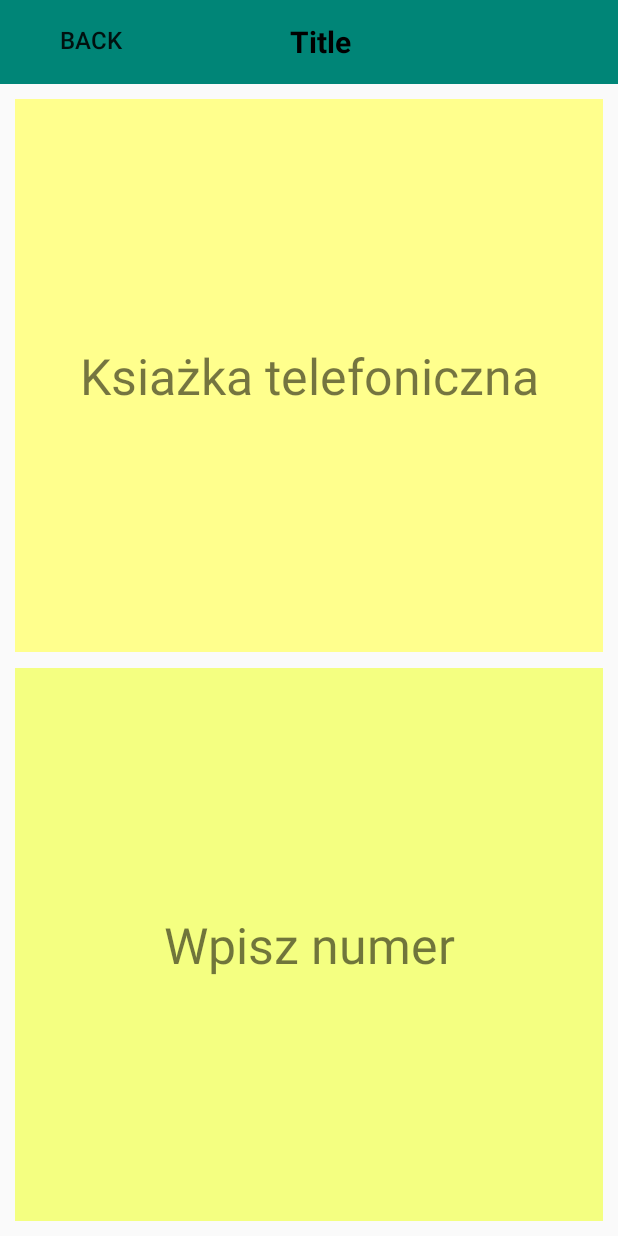
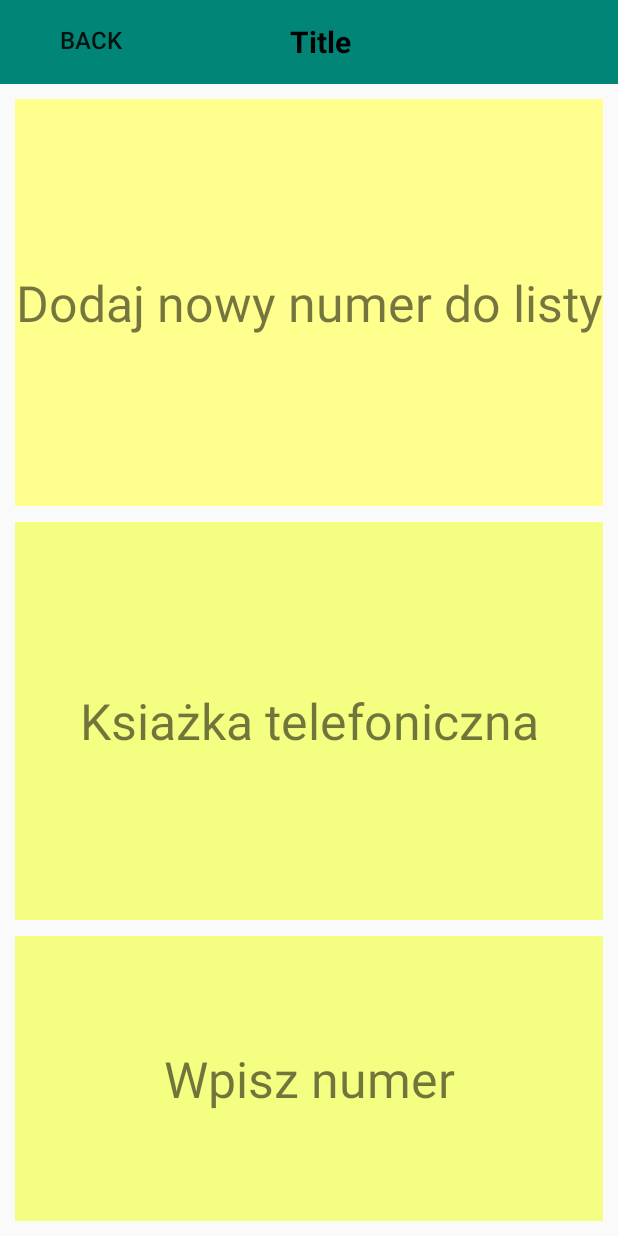
Before and after one commit to noriiOla/AppForSeniors, an Android app: the ContactTypeActivity screen opened directly, with no data from a screen before it, on a phone screen of 412 x 824 dp. Run offline under Robolectric (Android 15) with nearby library versions, the phone set to English and light mode, and no system bars.

Commit message:
3 button to chose: add contant, contact list ora write number

```diff
--- a/app/src/main/AndroidManifest.xml
+++ b/app/src/main/AndroidManifest.xml
@@ -2,6 +2,7 @@
 <manifest xmlns:android="http://schemas.android.com/apk/res/android"
     package="com.example.olastandard.appforseniors">
     <uses-permission android:name="android.permission.READ_CONTACTS" />
+    <uses-permission android:name="android.permission.CALL_PHONE" />
 
     <application
         android:allowBackup="true"
--- /dev/null
+++ b/app/src/main/java/com/example/olastandard/appforseniors/Contacts/CallAtNumberActivity.java
@@ -0,0 +1,4 @@
+package com.example.olastandard.appforseniors.Contacts;
+
+public class CallAtNumberActivity {
+}
--- a/app/src/main/java/com/example/olastandard/appforseniors/Contacts/ContactTypeActivity.java
+++ b/app/src/main/java/com/example/olastandard/appforseniors/Contacts/ContactTypeActivity.java
@@ -15,6 +15,7 @@ public class ContactTypeActivity extends MainActivity {
         super.onCreate(savedInstanceState);
         initAddlayout(R.layout.activity_contact_type);
         initToolbar();
+        System.out.println("bla bla");
         LinearLayout app_layer = (LinearLayout) findViewById (R.id.go_to_contact);
         app_layer.setOnClickListener(new View.OnClickListener() {
             @Override
--- a/app/src/main/res/layout/activity_contact_type.xml
+++ b/app/src/main/res/layout/activity_contact_type.xml
@@ -21,7 +21,7 @@
             android:background="#FFFF8D"
             android:gravity="center"
             android:layout_marginBottom="5dp"
-            android:id="@+id/go_to_contact">
+            android:id="@+id/add_contact">
 
             <TextView
                 android:id="@+id/textContact"
@@ -29,7 +29,7 @@
                 android:layout_height="wrap_content"
                 android:gravity="center"
                 android:textSize="33dp"
-                android:text="@string/choose_from_contact" />
+                android:text="@string/add_contact" />
         </LinearLayout>
 
         <LinearLayout
@@ -39,17 +39,38 @@
             android:orientation="vertical"
             android:background="#F4FF81"
             android:gravity="center"
+            android:id="@+id/go_to_contact"
+            android:layout_marginBottom="5dp"
+            android:layout_marginTop="5dp">
+
+            <TextView
+                android:id="@+id/choose_number"
+                android:layout_width="match_parent"
+                android:layout_height="wrap_content"
+                android:gravity="center"
+                android:textSize="33dp"
+                android:text="@string/choose_from_contact" />
+        </LinearLayout>
+
+        <LinearLayout
             android:id="@+id/go_to_numeric_keyboard"
-            android:layout_marginTop="5dp">
+            android:layout_width="match_parent"
+            android:layout_height="190dp"
+            android:layout_marginTop="5dp"
+            android:layout_weight="1"
+            android:background="#F4FF81"
+            android:gravity="center"
+            android:orientation="vertical">
 
             <TextView
                 android:id="@+id/textNumberKeyboard"
                 android:layout_width="match_parent"
                 android:layout_height="wrap_content"
                 android:gravity="center"
-                android:textSize="33dp"
-                android:text="@string/write_number" />
+                android:text="@string/write_number"
+                android:textSize="33dp" />
         </LinearLayout>
+
 
     </LinearLayout>
 </android.support.constraint.ConstraintLayout>
--- a/app/src/main/res/values/strings.xml
+++ b/app/src/main/res/values/strings.xml
@@ -18,4 +18,5 @@
     <string name="write_number">Wpisz numer</string>
     <string name="choose_from_contact">Ksiażka telefoniczna</string>
     <string name="choose_number">Sposób wybory numeru</string>
+    <string name="add_contact">Dodaj nowy numer do listy</string>
 </resources>
```
Also changed, not shown: app/src/main/res/layout/activity_choose_or_write_number.xml (+26 -5 lines).
